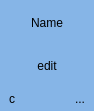
Above: ui/matrix/pm_plot.ui from DC-analysis/DCscope before the change. Below: the same form after it.
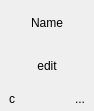
That is the form after the change. Icons and pictures are not drawn.

The edit to the form file:
```diff
--- a/ui/matrix/pm_plot.ui
+++ b/ui/matrix/pm_plot.ui
@@ -25,9 +25,6 @@
   <property name="autoFillBackground">
    <bool>false</bool>
   </property>
-  <property name="styleSheet">
-   <string notr="true">background-color:#86B5E7; color:black</string>
-  </property>
   <layout class="QVBoxLayout" name="verticalLayout">
    <property name="spacing">
     <number>0</number>
```
